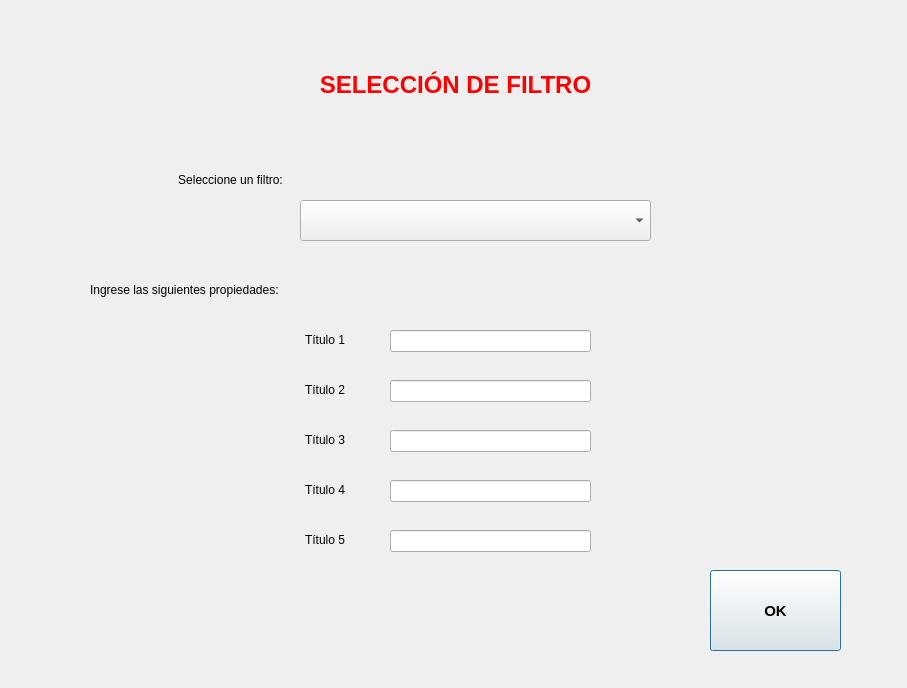
Above: filter.ui from nicotrozzo/elmejorfrontendever before the change. Below: the same form after it.
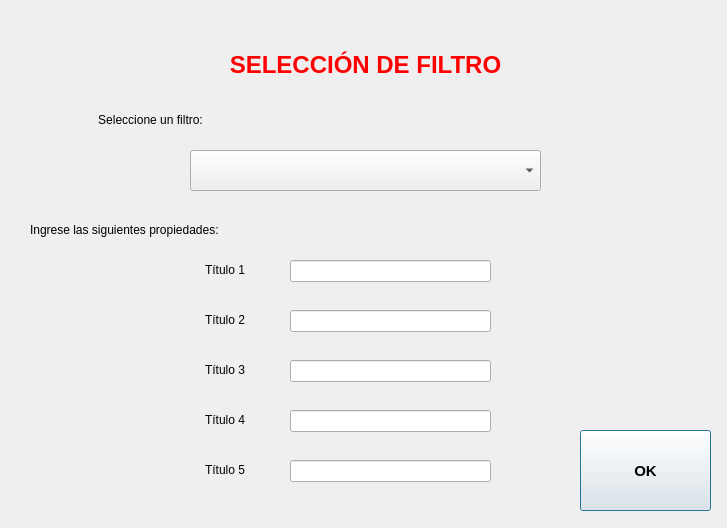
That is the form after the change.

Commit message: filter ui input ui output ui dataentrycombo

Diff of the .ui file:
```diff
--- a/filter.ui
+++ b/filter.ui
@@ -6,8 +6,8 @@
    <rect>
     <x>0</x>
     <y>0</y>
-    <width>907</width>
-    <height>688</height>
+    <width>727</width>
+    <height>528</height>
    </rect>
   </property>
   <property name="windowTitle">
@@ -19,9 +19,9 @@
   <widget class="QLabel" name="label">
    <property name="geometry">
     <rect>
-     <x>270</x>
-     <y>40</y>
-     <width>371</width>
+     <x>0</x>
+     <y>20</y>
+     <width>731</width>
      <height>91</height>
     </rect>
    </property>
@@ -45,8 +45,8 @@
   <widget class="QComboBox" name="filterComboBox">
    <property name="geometry">
     <rect>
-     <x>300</x>
-     <y>200</y>
+     <x>190</x>
+     <y>150</y>
      <width>351</width>
      <height>41</height>
     </rect>
@@ -55,8 +55,8 @@
   <widget class="QLabel" name="labelFilterComboBox">
    <property name="geometry">
     <rect>
-     <x>150</x>
-     <y>170</y>
+     <x>70</x>
+     <y>110</y>
      <width>161</width>
      <height>20</height>
     </rect>
@@ -71,8 +71,8 @@
   <widget class="QLabel" name="label_2">
    <property name="geometry">
     <rect>
-     <x>90</x>
-     <y>280</y>
+     <x>30</x>
+     <y>220</y>
      <width>221</width>
      <height>20</height>
     </rect>
@@ -84,8 +84,8 @@
   <widget class="QLabel" name="titleProperty1">
    <property name="geometry">
     <rect>
-     <x>134</x>
-     <y>330</y>
+     <x>34</x>
+     <y>260</y>
      <width>211</width>
      <height>20</height>
     </rect>
@@ -100,8 +100,8 @@
   <widget class="QLabel" name="titleProperty2">
    <property name="geometry">
     <rect>
-     <x>134</x>
-     <y>380</y>
+     <x>34</x>
+     <y>310</y>
      <width>211</width>
      <height>20</height>
     </rect>
@@ -116,8 +116,8 @@
   <widget class="QLabel" name="titleProperty3">
    <property name="geometry">
     <rect>
-     <x>134</x>
-     <y>430</y>
+     <x>34</x>
+     <y>360</y>
      <width>211</width>
      <height>20</height>
     </rect>
@@ -132,8 +132,8 @@
   <widget class="QLabel" name="titleProperty4">
    <property name="geometry">
     <rect>
-     <x>134</x>
-     <y>480</y>
+     <x>34</x>
+     <y>410</y>
      <width>211</width>
      <height>20</height>
     </rect>
@@ -148,8 +148,8 @@
   <widget class="QLabel" name="titleProperty5">
    <property name="geometry">
     <rect>
-     <x>134</x>
-     <y>530</y>
+     <x>34</x>
+     <y>460</y>
      <width>211</width>
      <height>20</height>
     </rect>
@@ -164,8 +164,8 @@
   <widget class="QLineEdit" name="editProperty1">
    <property name="geometry">
     <rect>
-     <x>390</x>
-     <y>330</y>
+     <x>290</x>
+     <y>260</y>
      <width>201</width>
      <height>22</height>
     </rect>
@@ -180,8 +180,8 @@
   <widget class="QLineEdit" name="editProperty2">
    <property name="geometry">
     <rect>
-     <x>390</x>
-     <y>380</y>
+     <x>290</x>
+     <y>310</y>
      <width>201</width>
      <height>22</height>
     </rect>
@@ -190,8 +190,8 @@
   <widget class="QLineEdit" name="editProperty3">
    <property name="geometry">
     <rect>
-     <x>390</x>
-     <y>430</y>
+     <x>290</x>
+     <y>360</y>
      <width>201</width>
      <height>22</height>
     </rect>
@@ -200,8 +200,8 @@
   <widget class="QLineEdit" name="editProperty4">
    <property name="geometry">
     <rect>
-     <x>390</x>
-     <y>480</y>
+     <x>290</x>
+     <y>410</y>
      <width>201</width>
      <height>22</height>
     </rect>
@@ -210,8 +210,8 @@
   <widget class="QLineEdit" name="editProperty5">
    <property name="geometry">
     <rect>
-     <x>390</x>
-     <y>530</y>
+     <x>290</x>
+     <y>460</y>
      <width>201</width>
      <height>22</height>
     </rect>
@@ -220,8 +220,8 @@
   <widget class="QPushButton" name="okButton">
    <property name="geometry">
     <rect>
-     <x>710</x>
-     <y>570</y>
+     <x>580</x>
+     <y>430</y>
      <width>131</width>
      <height>81</height>
     </rect>
```
The commit also changes 3 other files.
